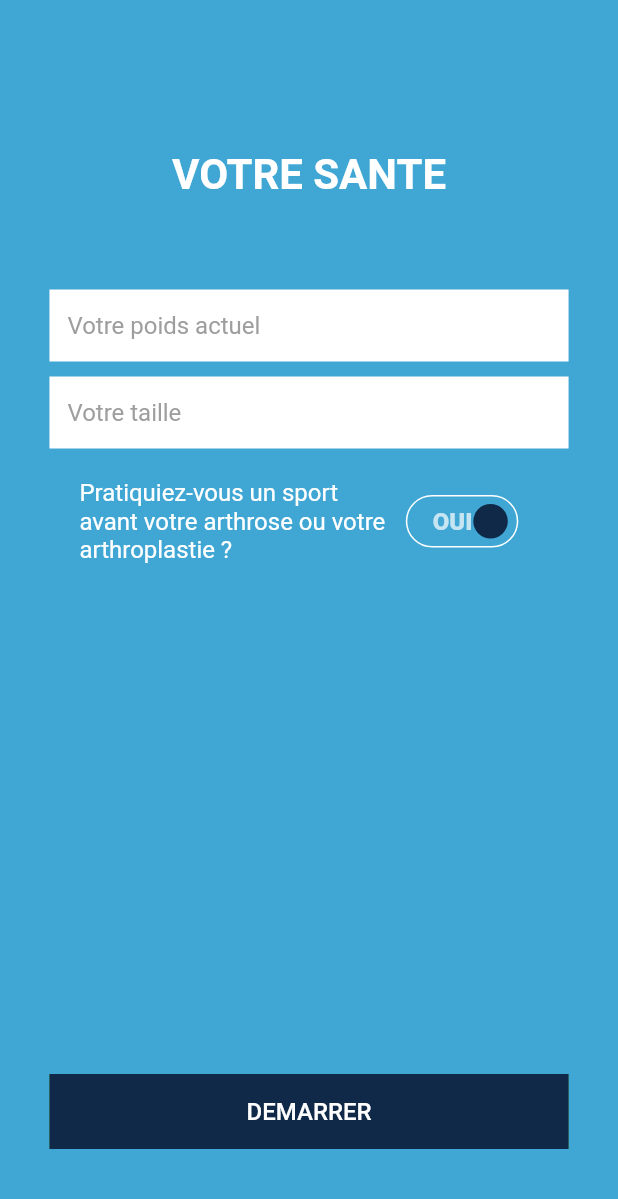
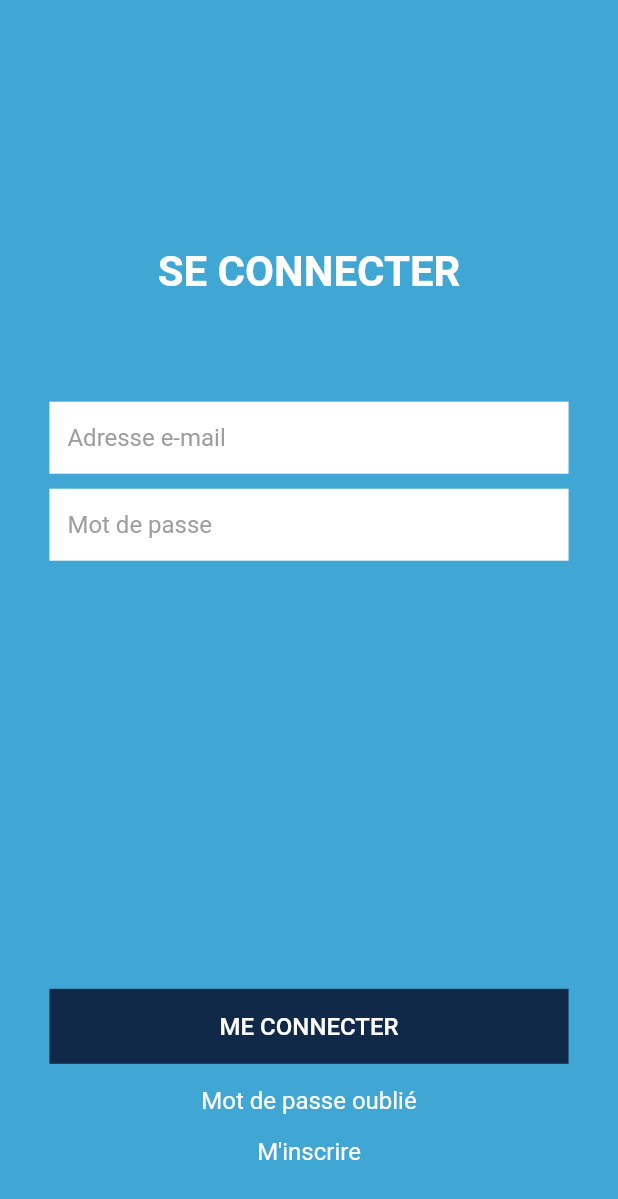
Before and after one commit to RahToky/BodyControl, a Flutter app: the screen it shows after launch, on a phone screen of 412 x 824 dp. Shown: the top 1199 px of the screen. Run offline on Flutter 3.47's test engine with Material 2 defaults, Android fonts, the phone set to English and light mode, and no system bars; drawn by our look-alikes of flutter_switch; our stand-ins replace splashscreen.

Commit message:
ajout form login

```diff
--- a/lib/const/strings.dart
+++ b/lib/const/strings.dart
@@ -49,4 +49,10 @@ abstract class Strings{
   static const YOUR_SIZE = "Votre taille";
   static const DO_YOU_PRACTICE_SPORT = "Pratiquiez-vous un sport avant votre arthrose ou votre arthroplastie ?";
 
+  // LOGIN
+  static const TO_LOGIN = "SE CONNECTER";
+  static const EMAIL_ADDRESS = "Adresse e-mail";
+  static const LOGIN = "ME CONNECTER";
+  static const FORGOT_YOUR_PASSWORD = "Mot de passe oublié";
+  static const REGISTER = "M'inscrire";
 }
--- a/lib/main.dart
+++ b/lib/main.dart
@@ -1,6 +1,7 @@
 import 'package:body_control/pages/authorisation/authorisation_page.dart';
 import 'package:body_control/pages/form/about_form_page.dart';
 import 'package:body_control/pages/form/health_form_page.dart';
+import 'package:body_control/pages/login/login_page.dart';
 import 'package:body_control/pages/onboarding/onboarding_page.dart';
 import 'package:body_control/utils/colorUtil.dart';
 import 'package:flutter/material.dart';
@@ -22,7 +23,9 @@ class _MyAppState extends State<MyApp> {
       theme: ThemeData(
         primaryColor: ColorUtil.fromHex("#40A7D5"),
         accentColor: ColorUtil.fromHex("#112948"),
+        backgroundColor: ColorUtil.fromHex("#40A7D5"),
         hintColor: Colors.grey,
+
       ),
       debugShowCheckedModeBanner: false,
       routes: {
@@ -30,9 +33,10 @@ class _MyAppState extends State<MyApp> {
         AuthorisationPage().getRouteName(): (context) => AuthorisationPage(),
         AboutUserFormPage().getRouteName(): (context) => AboutUserFormPage(),
         HealthFormPage().getRouteName(): (context) => HealthFormPage(),
+        LoginPage().getRouteName(): (context) => LoginPage(),
       },
       home: (true)
-          ? HealthFormPage()
+          ? LoginPage()
           : SplashScreen(
               seconds: 4,
               navigateAfterSeconds: OnBoardingPages(),
--- a/lib/pages/login/login_page.dart
+++ b/lib/pages/login/login_page.dart
@@ -0,0 +1,84 @@
+import 'package:body_control/const/strings.dart';
+import 'package:body_control/interface/routable.dart';
+import 'package:body_control/pages/form/field.dart';
+import 'package:flutter/material.dart';
+
+class LoginPage extends StatelessWidget implements RoutableWidget {
+  @override
+  String getRouteName() => "/login";
+
+  @override
+  Widget build(BuildContext context) {
+    final Size size = MediaQuery.of(context).size;
+
+    return Scaffold(
+      backgroundColor: Theme.of(context).primaryColor,
+      body: SingleChildScrollView(
+        child: Container(
+          alignment: Alignment.center,
+          width: size.width,
+          height: size.height,
+          child: Column(
+            children: [
+              Expanded(flex: 2, child: SizedBox()),
+              Expanded(
+                flex: 6,
+                child: Column(
+                  children: [
+                    Text(
+                      '${Strings.TO_LOGIN}',
+                      style: TextStyle(
+                        fontSize: 28,
+                        color: Colors.white,
+                        fontWeight: FontWeight.bold,
+                      ),
+                    ),
+                    SizedBox(height: 10),
+                    Padding(
+                      padding: EdgeInsets.fromLTRB(
+                          size.width * 0.08, 60, size.width * 0.08, 0),
+                      child: UserTextField(
+                          Strings.EMAIL_ADDRESS, TextInputType.name),
+                    ),
+                    Padding(
+                      padding: EdgeInsets.fromLTRB(
+                          size.width * 0.08, 10, size.width * 0.08, 0),
+                      child: UserTextField(
+                          Strings.PASSWORD, TextInputType.visiblePassword),
+                    ),
+                  ],
+                ),
+              ),
+              Expanded(
+                flex: 2,
+                child: Column(
+                  children: [
+                    Padding(
+                      padding: EdgeInsets.only(left: size.width*0.08,right: size.width*0.08),
+                      child: MaterialButton(
+                        height: 50,
+                        minWidth: double.infinity,
+                        color: Theme.of(context).accentColor,
+                        elevation: 0,
+                        child: Text(
+                          '${Strings.LOGIN}',
+                          style: TextStyle(color: Colors.white, fontSize: 16),
+                        ),
+                        shape: BeveledRectangleBorder(),
+                        onPressed: () {},
+                      ),
+                    ),
+                    SizedBox(height: 15),
+                    Text('${Strings.FORGOT_YOUR_PASSWORD}',style: TextStyle(color: Colors.white,fontSize: 16),),
+                    SizedBox(height: 15),
+                    Text('${Strings.REGISTER}',style: TextStyle(color: Colors.white,fontSize: 16)),
+                  ],
+                ),
+              ),
+            ],
+          ),
+        ),
+      ),
+    );
+  }
+}
```
